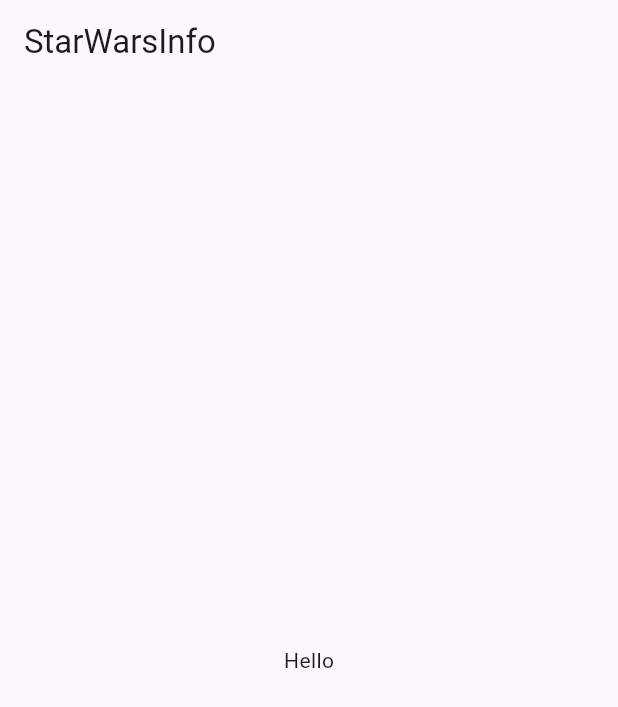
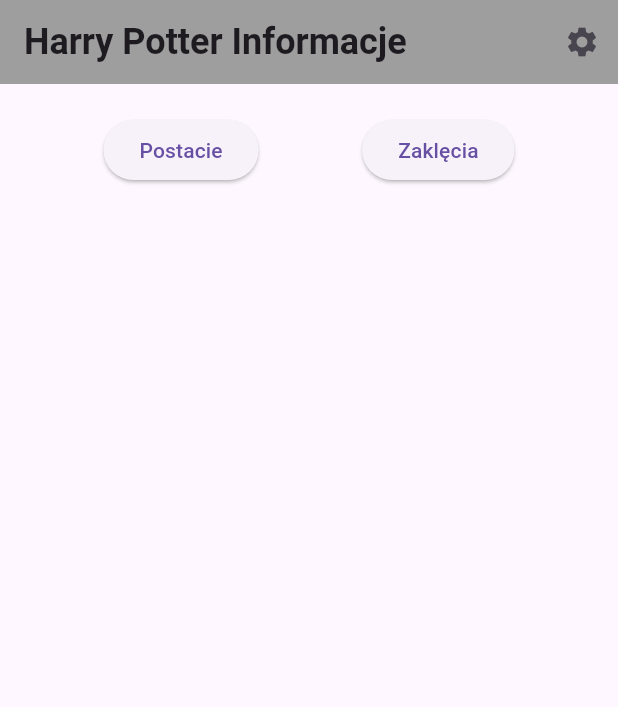
Before and after one commit to BartoszUKEN/StarWarsInfo, a Flutter app: the screen it shows after launch, on a phone screen of 412 x 824 dp. Shown: the top 707 px of the screen. Run offline on Flutter 3.47's test engine with Material 3 defaults, Android fonts, the phone set to English and light mode, and no system bars.

Commit message:
przyciski, pobieranie i wyswietlanie danych #2

```diff
--- a/lib/main.dart
+++ b/lib/main.dart
@@ -1,4 +1,6 @@
 import 'package:flutter/material.dart';
+import 'postacie.dart';
+import 'zaklecia.dart';
 
 void main() {
   runApp(const MyApp());
@@ -9,13 +11,58 @@
 
   @override
   Widget build(BuildContext context) {
-    return MaterialApp(
-      home: Scaffold(
-        appBar: AppBar(
-          title: const Text("StarWarsInfo"),
+    return const MaterialApp(
+      home: HomePage(),
+    );
+  }
+}
+
+class HomePage extends StatelessWidget {
+  const HomePage({super.key});
+
+  @override
+  Widget build(BuildContext context) {
+    return Scaffold(
+      appBar: AppBar(
+        backgroundColor: Colors.grey,
+        title: const Text(
+          "Harry Potter Informacje",
+          style: TextStyle(
+            fontSize: 24,
+            fontWeight: FontWeight.bold,
+          ),
         ),
-        body: const Center(
-          child: Text("Hello"),
+        actions: [
+          IconButton(
+            icon: const Icon(Icons.settings),
+            onPressed: () {
+              debugPrint("Kliknięto ustawienia!");
+            },
+          ),
+        ],
+      ),
+      body: Center(
+        child: Column(
+          children: [
+            const SizedBox(height: 20),
+            Row(
+              mainAxisAlignment: MainAxisAlignment.spaceEvenly,
+              children: [
+                ElevatedButton(
+                  onPressed: () {
+                    Navigator.push(context, MaterialPageRoute(builder: (context) => const PostacieScreen()));
+                  },
+                  child: const Text("Postacie"),
+                ),
+                ElevatedButton(
+                  onPressed: () {
+                    Navigator.push(context, MaterialPageRoute(builder: (context) => const ZakleciaScreen()));
+                  },
+                  child: const Text("Zaklęcia"),
+                ),
+              ],
+            ),
+          ],
         ),
       ),
     );
--- a/pubspec.yaml
+++ b/pubspec.yaml
@@ -34,6 +34,7 @@
   # The following adds the Cupertino Icons font to your application.
   # Use with the CupertinoIcons class for iOS style icons.
   cupertino_icons: ^1.0.8
+  http: ^1.6.0
 
 dev_dependencies:
   flutter_test:
```
Also changed, not shown: lib/postacie.dart (added, +65 -0 lines), lib/zaklecia.dart (added, +57 -0 lines), pubspec.lock.
